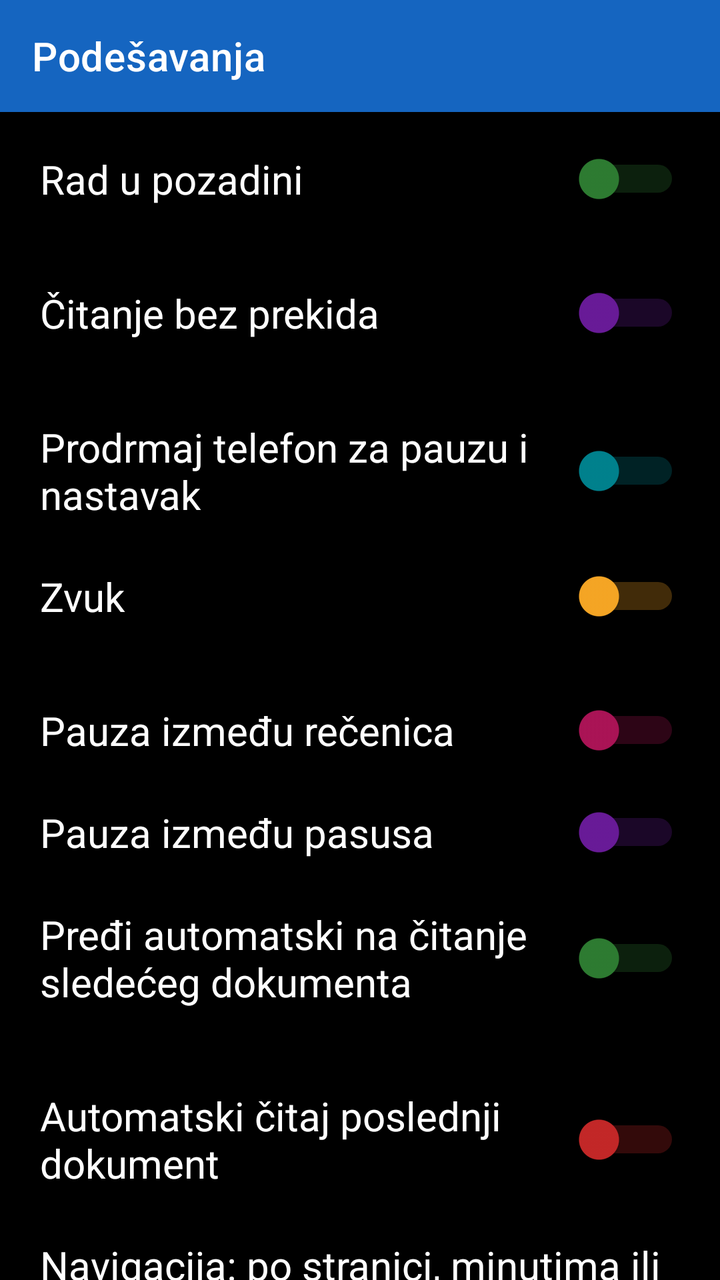
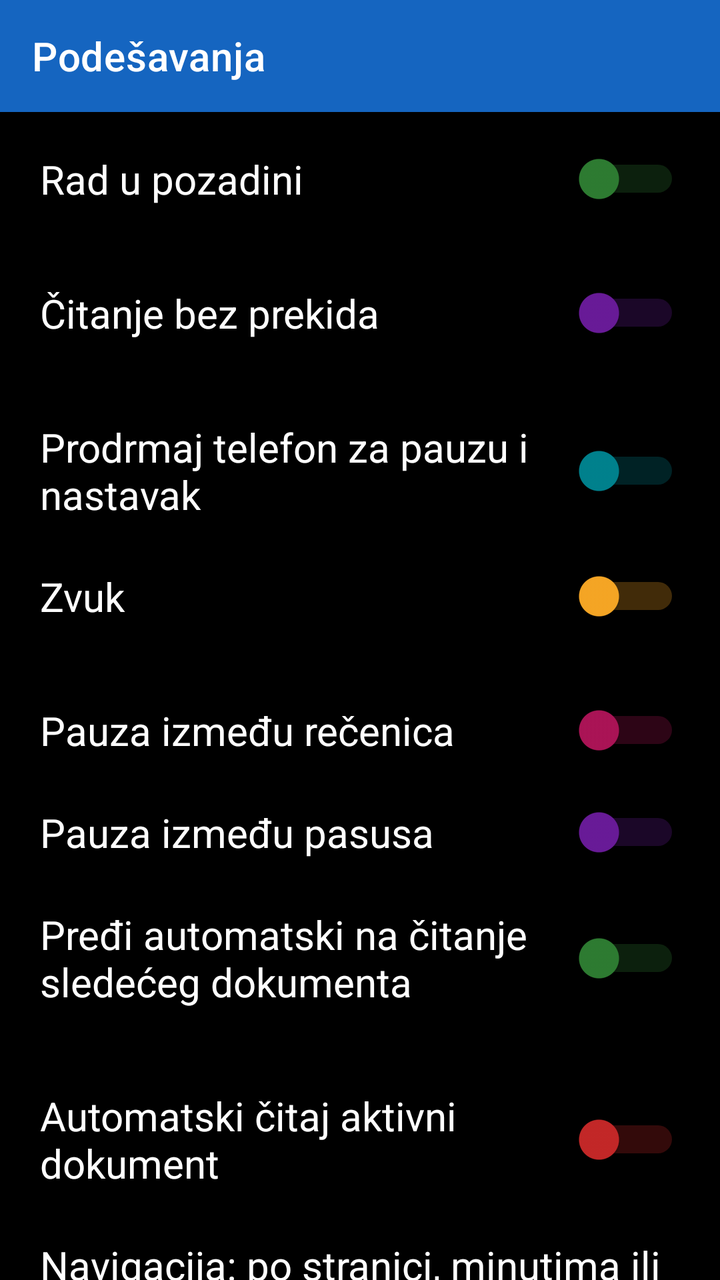

Screens rendered from an Android XML layout before and after an edit, with the pre-edit source and the edit as a unified diff.
<!-- AndroidManifest.xml: application theme Theme.RecPoRec -->
<!-- res/layout/activity_settings.xml -->
<?xml version="1.0" encoding="utf-8"?>
<LinearLayout xmlns:android="http://schemas.android.com/apk/res/android"
    xmlns:app="http://schemas.android.com/apk/res-auto"
    android:layout_width="match_parent"
    android:layout_height="match_parent"
    android:orientation="vertical"
    android:fitsSystemWindows="true"
    android:background="@color/background">

    <androidx.appcompat.widget.Toolbar
        android:id="@+id/toolbar"
        android:layout_width="match_parent"
        android:layout_height="?attr/actionBarSize"
        android:background="@color/btn_voice"
        android:titleTextColor="@color/text_primary"
        app:title="@string/menu_settings" />

    <ScrollView
        android:layout_width="match_parent"
        android:layout_height="0dp"
        android:layout_weight="1">

    <LinearLayout
        android:layout_width="match_parent"
        android:layout_height="wrap_content"
        android:orientation="vertical">

    <Switch
        android:id="@+id/switchBackground"
        android:layout_width="match_parent"
        android:layout_height="wrap_content"
        android:padding="20dp"
        android:textSize="20sp"
        android:textColor="@color/text_primary"
        android:thumbTint="@color/btn_chapter"
        android:trackTint="@color/btn_chapter"
        android:text="@string/setting_background"
        android:contentDescription="@string/setting_background" />

    <Switch
        android:id="@+id/switchUninterrupted"
        android:layout_width="match_parent"
        android:layout_height="wrap_content"
        android:padding="20dp"
        android:textSize="20sp"
        android:textColor="@color/text_primary"
        android:thumbTint="@color/btn_timer"
        android:trackTint="@color/btn_timer"
        android:text="@string/setting_uninterrupted"
        android:contentDescription="@string/setting_uninterrupted" />

    <LinearLayout
        android:layout_width="match_parent"
        android:layout_height="wrap_content"
        android:orientation="vertical"
        android:paddingStart="20dp"
        android:paddingEnd="20dp"
        android:paddingTop="20dp"
        android:paddingBottom="4dp">

        <Switch
            android:id="@+id/switchShake"
            android:layout_width="match_parent"
            android:layout_height="wrap_content"
            android:textSize="20sp"
            android:textColor="@color/text_primary"
            android:thumbTint="@color/btn_speed"
            android:trackTint="@color/btn_speed"
            android:text="@string/setting_shake"
            android:contentDescription="@string/setting_shake" />

        
        <RadioGroup
            android:id="@+id/groupShakeSensitivity"
            android:layout_width="match_parent"
            android:layout_height="wrap_content"
            android:orientation="horizontal"
            android:layout_marginTop="10dp"
            android:visibility="gone">

            <RadioButton
                android:id="@+id/radioShakeLight"
                android:layout_width="0dp"
                android:layout_height="wrap_content"
                android:layout_weight="1"
                android:textSize="18sp"
                android:textColor="@color/text_primary"
                android:buttonTint="@color/btn_speed"
                android:text="Blago" />

            <RadioButton
                android:id="@+id/radioShakeMedium"
                android:layout_width="0dp"
                android:layout_height="wrap_content"
                android:layout_weight="1"
                android:textSize="18sp"
                android:textColor="@color/text_primary"
                android:buttonTint="@color/btn_speed"
                android:text="Srednje" />

            <RadioButton
                android:id="@+id/radioShakeStrong"
                android:layout_width="0dp"
                android:layout_height="wrap_content"
                android:layout_weight="1"
                android:textSize="18sp"
                android:textColor="@color/text_primary"
                android:buttonTint="@color/btn_speed"
                android:text="Jako" />
        </RadioGroup>
    </LinearLayout>

    <Switch
        android:id="@+id/switchSound"
        android:layout_width="match_parent"
        android:layout_height="wrap_content"
        android:padding="20dp"
        android:textSize="20sp"
        android:textColor="@color/text_primary"
        android:thumbTint="@color/btn_volume"
        android:trackTint="@color/btn_volume"
        android:text="Zvuk"
        android:contentDescription="Zvuk - kratak zvuk pri dodiru dugmadi" />

    <LinearLayout
        android:layout_width="match_parent"
        android:layout_height="wrap_content"
        android:orientation="vertical"
        android:paddingStart="20dp"
        android:paddingEnd="20dp"
        android:paddingTop="20dp"
        android:paddingBottom="4dp">

        <Switch
            android:id="@+id/switchSentencePause"
            android:layout_width="match_parent"
            android:layout_height="wrap_content"
            android:textSize="20sp"
            android:textColor="@color/text_primary"
            android:thumbTint="@color/btn_page_nav"
            android:trackTint="@color/btn_page_nav"
            android:text="@string/setting_sentence_pause"
            android:contentDescription="@string/setting_sentence_pause" />

        
        <LinearLayout
            android:id="@+id/groupSentencePauseMs"
            android:layout_width="match_parent"
            android:layout_height="wrap_content"
            android:orientation="vertical"
            android:layout_marginTop="10dp"
            android:visibility="gone">

            <SeekBar
                android:id="@+id/seekSentencePause"
                android:layout_width="match_parent"
                android:layout_height="wrap_content"
                android:contentDescription="Trajanje pauze između rečenica u milisekundama"
                android:max="1000"
                android:progress="300"
                android:progressTint="@color/btn_page_nav"
                android:thumbTint="@color/btn_page_nav" />

            <TextView
                android:id="@+id/textSentencePauseStatus"
                android:layout_width="match_parent"
                android:layout_height="wrap_content"
                android:gravity="center"
                android:textSize="18sp"
                android:textColor="@color/text_primary"
                android:accessibilityLiveRegion="polite"
                android:text="Pauza između rečenica: 300 ms" />
        </LinearLayout>
    </LinearLayout>

    <LinearLayout
        android:layout_width="match_parent"
        android:layout_height="wrap_content"
        android:orientation="vertical"
        android:paddingStart="20dp"
        android:paddingEnd="20dp"
        android:paddingTop="20dp"
        android:paddingBottom="4dp">

        <Switch
            android:id="@+id/switchParagraphPause"
            android:layout_width="match_parent"
            android:layout_height="wrap_content"
            android:textSize="20sp"
            android:textColor="@color/text_primary"
            android:thumbTint="@color/btn_timer"
            android:trackTint="@color/btn_timer"
            android:text="Pauza između pasusa"
            android:contentDescription="Pauza između pasusa - primenjuje se umesto obične pauze na kraju pasusa" />

        
        <LinearLayout
            android:id="@+id/groupParagraphPauseMs"
            android:layout_width="match_parent"
            android:layout_height="wrap_content"
            android:orientation="vertical"
            android:layout_marginTop="10dp"
            android:visibility="gone">

            <SeekBar
                android:id="@+id/seekParagraphPause"
                android:layout_width="match_parent"
                android:layout_height="wrap_content"
                android:contentDescription="Trajanje pauze između pasusa u milisekundama"
                android:max="1000"
                android:progress="800"
                android:progressTint="@color/btn_timer"
                android:thumbTint="@color/btn_timer" />

            <TextView
                android:id="@+id/textParagraphPauseStatus"
                android:layout_width="match_parent"
                android:layout_height="wrap_content"
                android:gravity="center"
                android:textSize="18sp"
                android:textColor="@color/text_primary"
                android:accessibilityLiveRegion="polite"
                android:text="Pauza između pasusa: 800 ms" />
        </LinearLayout>
    </LinearLayout>

    <Switch
        android:id="@+id/switchAutoNext"
        android:layout_width="match_parent"
        android:layout_height="wrap_content"
        android:padding="20dp"
        android:textSize="20sp"
        android:textColor="@color/text_primary"
        android:thumbTint="@color/btn_chapter"
        android:trackTint="@color/btn_chapter"
        android:text="@string/setting_auto_next"
        android:contentDescription="@string/setting_auto_next" />

    <LinearLayout
        android:layout_width="match_parent"
        android:layout_height="wrap_content"
        android:orientation="vertical"
        android:paddingStart="20dp"
        android:paddingEnd="20dp"
        android:paddingTop="20dp"
        android:paddingBottom="4dp">

        <Switch
            android:id="@+id/switchAutoRead"
            android:layout_width="match_parent"
            android:layout_height="wrap_content"
            android:textSize="20sp"
            android:textColor="@color/text_primary"
            android:thumbTint="@color/btn_wakeup"
            android:trackTint="@color/btn_wakeup"
            android:text="Automatski čitaj poslednji dokument"
            android:contentDescription="Automatski čitaj poslednji dokument" />

        
        <RadioGroup
            android:id="@+id/groupAutoReadTrigger"
            android:layout_width="match_parent"
            android:layout_height="wrap_content"
            android:orientation="vertical"
            android:layout_marginTop="10dp"
            android:visibility="gone">

            <RadioButton
                android:id="@+id/radioAutoReadApp"
                android:layout_width="match_parent"
                android:layout_height="wrap_content"
                android:textSize="18sp"
                android:textColor="@color/text_primary"
                android:buttonTint="@color/btn_wakeup"
                android:text="Pri otvaranju aplikacije" />

            <RadioButton
                android:id="@+id/radioAutoReadDocument"
                android:layout_width="match_parent"
                android:layout_height="wrap_content"
                android:textSize="18sp"
                android:textColor="@color/text_primary"
                android:buttonTint="@color/btn_wakeup"
                android:text="Pri otvaranju dokumenta" />
        </RadioGroup>
    </LinearLayout>

    <LinearLayout
        android:layout_width="match_parent"
        android:layout_height="wrap_content"
        android:orientation="vertical"
        android:padding="20dp">

        <TextView
            android:layout_width="match_parent"
            android:layout_height="wrap_content"
            android:textSize="20sp"
            android:textColor="@color/text_primary"
            android:text="Navigacija: po stranici, minutima ili oznakama" />

        <Button
            android:id="@+id/btnNavigationMode"
            android:layout_width="match_parent"
            android:layout_height="64dp"
            android:layout_marginTop="10dp"
            android:textSize="20sp"
            android:backgroundTint="@color/btn_page_nav"
            android:textColor="@color/button_text"
            android:text="Stranica" />
    </LinearLayout>

    <Button
        android:id="@+id/btnResetGeneralDefaults"
        android:layout_width="match_parent"
        android:layout_height="64dp"
        android:layout_margin="20dp"
        android:textSize="20sp"
        android:backgroundTint="@color/btn_page_nav"
        android:textColor="@color/button_text"
        android:text="Vrati na zadano" />

    </LinearLayout>
    </ScrollView>

</LinearLayout>
<!-- resources referenced by this layout -->
<resources>
  <color name="background">#000000</color>
  <color name="btn_chapter">#2E7D32</color>
  <color name="btn_page_nav">#AD1457</color>
  <color name="btn_speed">#00838F</color>
  <color name="btn_timer">#6A1B9A</color>
  <color name="btn_voice">#1565C0</color>
  <color name="btn_volume">#F9A825</color>
  <color name="btn_wakeup">#C62828</color>
  <color name="button_text">#FFFFFF</color>
  <color name="text_primary">#FFFFFF</color>
  <string name="menu_settings">Podešavanja</string>
  <string name="setting_auto_next">Pređi automatski na čitanje sledećeg dokumenta</string>
  <string name="setting_background">Rad u pozadini</string>
  <string name="setting_sentence_pause">Pauza između rečenica</string>
  <string name="setting_shake">Prodrmaj telefon za pauzu i nastavak</string>
  <string name="setting_uninterrupted">Čitanje bez prekida</string>
  <style name="Theme.RecPoRec" parent="Theme.MaterialComponents.DayNight.NoActionBar">
          <item name="android:windowBackground">@color/background</item>
          <item name="android:textColorPrimary">@color/text_primary</item>
          <item name="colorPrimary">@color/btn_voice</item>
          <item name="colorOnPrimary">@color/button_text</item>
          <item name="alertDialogTheme">@style/RecPoRecAlertDialog</item>
          <item name="android:alertDialogTheme">@style/RecPoRecAlertDialog</item>
      </style>
  <style name="RecPoRecAlertDialog" parent="Theme.AppCompat.DayNight.Dialog.Alert">
          <item name="android:windowBackground">@color/background</item>
          <item name="android:textColorPrimary">@color/text_primary</item>
          <item name="colorAccent">@color/btn_goto_page</item>
          <item name="android:textAppearanceMedium">@style/RecPoRecDialogText</item>
          <item name="android:textAppearanceListItem">@style/RecPoRecDialogText</item>
          <item name="android:textAppearanceListItemSmall">@style/RecPoRecDialogText</item>
          <item name="buttonBarPositiveButtonStyle">@style/RecPoRecDialogButton</item>
          <item name="buttonBarNegativeButtonStyle">@style/RecPoRecDialogButton</item>
          <item name="buttonBarNeutralButtonStyle">@style/RecPoRecDialogButton</item>
      </style>
  <color name="btn_goto_page">#5D4037</color>
  <style name="RecPoRecDialogText" parent="TextAppearance.AppCompat.Medium">
          <item name="android:textSize">20sp</item>
          <item name="android:textColor">@color/text_primary</item>
      </style>
  <style name="RecPoRecDialogButton" parent="Widget.AppCompat.Button.ButtonBar.AlertDialog">
          <item name="android:textSize">18sp</item>
          <item name="android:textColor">@color/btn_goto_page</item>
          <item name="android:textStyle">bold</item>
      </style>
</resources>

<!-- the commit's change to res/layout/activity_settings.xml (unified diff, before → after) -->
@@ -253,8 +253,8 @@
             android:textColor="@color/text_primary"
             android:thumbTint="@color/btn_wakeup"
             android:trackTint="@color/btn_wakeup"
-            android:text="Automatski čitaj poslednji dokument"
-            android:contentDescription="Automatski čitaj poslednji dokument" />
+            android:text="Automatski čitaj aktivni dokument"
+            android:contentDescription="Automatski čitaj aktivni dokument" />
 
         
         <RadioGroup
